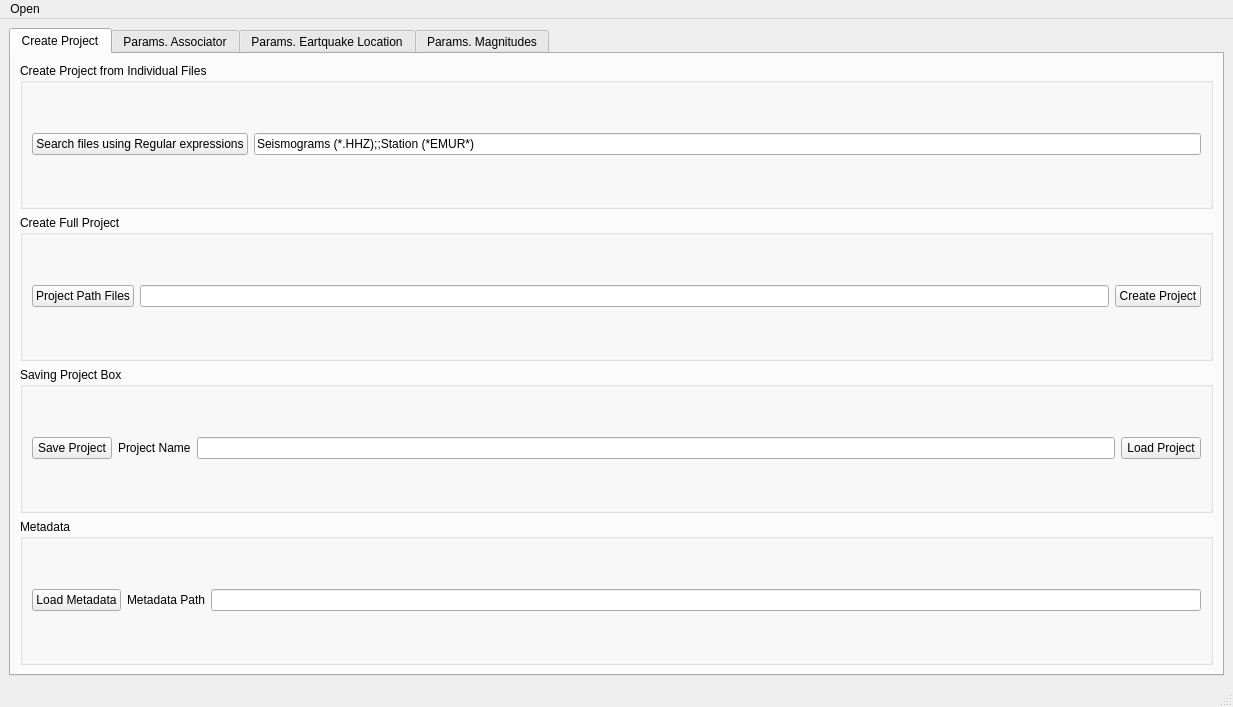
Old version of the form loc_flow_isp/resources/designer_uis/loc_flow.ui in the repository rcabdia/SurfQuake.
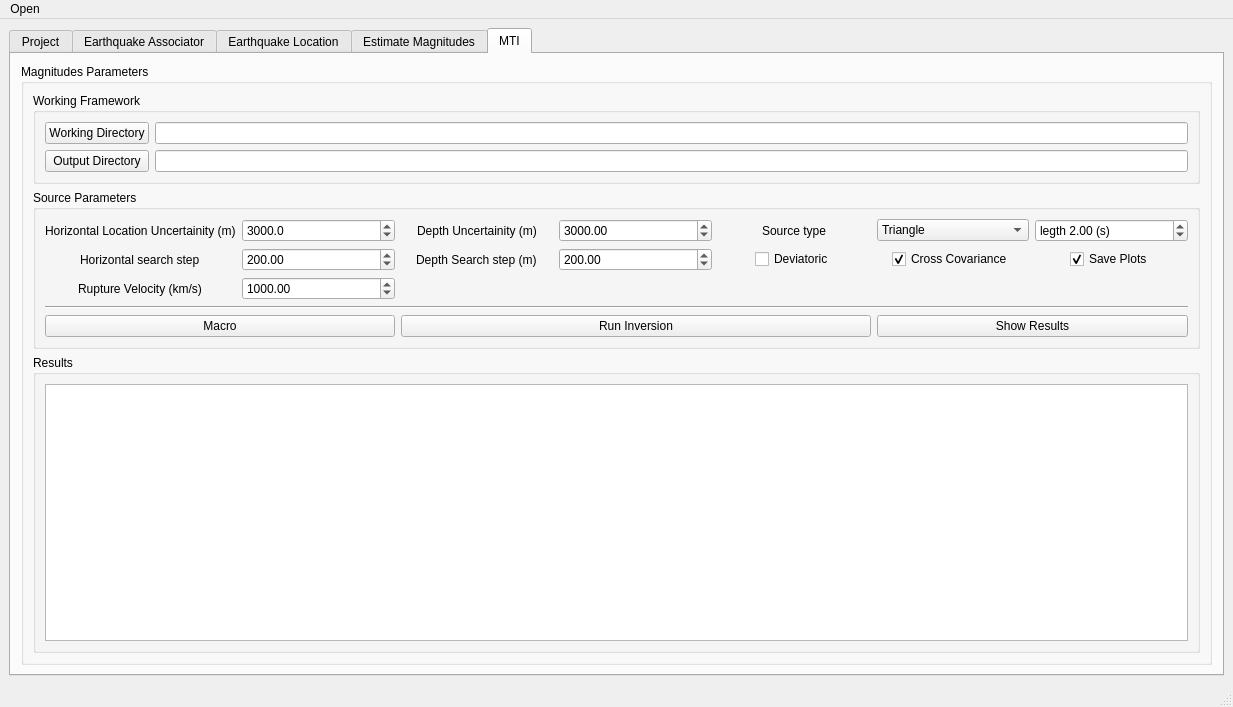
New version of the form. The open tabs and pages were chosen to show the change. Icons and pictures are not drawn.

Commit message: MTI tab initial steps and design

The edit to the form file:
```diff
--- a/loc_flow_isp/resources/designer_uis/loc_flow.ui
+++ b/loc_flow_isp/resources/designer_uis/loc_flow.ui
@@ -32,7 +32,7 @@
       </property>
       <widget class="QWidget" name="tab_4">
        <attribute name="title">
-        <string>Create Project</string>
+        <string>Project</string>
        </attribute>
        <layout class="QVBoxLayout" name="verticalLayout">
         <item>
@@ -162,7 +162,7 @@
       </widget>
       <widget class="QWidget" name="tab">
        <attribute name="title">
-        <string>Params. Associator</string>
+        <string>Earthquake Associator</string>
        </attribute>
        <layout class="QVBoxLayout" name="verticalLayout_3">
         <item>
@@ -584,7 +584,7 @@
       </widget>
       <widget class="QWidget" name="tab_2">
        <attribute name="title">
-        <string>Params. Eartquake Location</string>
+        <string>Earthquake Location</string>
        </attribute>
        <layout class="QVBoxLayout" name="verticalLayout_4">
         <item>
@@ -1168,7 +1168,7 @@
       </widget>
       <widget class="QWidget" name="tab_3">
        <attribute name="title">
-        <string>Params. Magnitudes</string>
+        <string>Estimate Magnitudes</string>
        </attribute>
        <layout class="QVBoxLayout" name="verticalLayout_5">
         <item>
@@ -1494,6 +1494,272 @@
         </item>
        </layout>
       </widget>
+      <widget class="QWidget" name="MTI">
+       <attribute name="title">
+        <string>MTI</string>
+       </attribute>
+       <widget class="QGroupBox" name="groupBox_11">
+        <property name="geometry">
+         <rect>
+          <x>10</x>
+          <y>10</y>
+          <width>1191</width>
+          <height>601</height>
+         </rect>
+        </property>
+        <property name="title">
+         <string>Magnitudes Parameters</string>
+        </property>
+        <layout class="QVBoxLayout" name="verticalLayout_8">
+         <item>
+          <layout class="QGridLayout" name="gridLayout_19">
+           <item row="0" column="0">
+            <widget class="QGroupBox" name="groupBox_17">
+             <property name="title">
+              <string>Working Framework</string>
+             </property>
+             <layout class="QGridLayout" name="gridLayout_20">
+              <item row="1" column="1">
+               <widget class="QLineEdit" name="MTI_output_path"/>
+              </item>
+              <item row="0" column="1">
+               <widget class="QLineEdit" name="mti_working_path"/>
+              </item>
+              <item row="0" column="0">
+               <widget class="QPushButton" name="workingDirectoryMTIBtn">
+                <property name="text">
+                 <string>Working Directory</string>
+                </property>
+               </widget>
+              </item>
+              <item row="1" column="0">
+               <widget class="QPushButton" name="outputDirectoryMTIBtn">
+                <property name="text">
+                 <string>Output Directory</string>
+                </property>
+               </widget>
+              </item>
+             </layout>
+            </widget>
+           </item>
+          </layout>
+         </item>
+         <item>
+          <layout class="QGridLayout" name="gridLayout_21">
+           <item row="0" column="0">
+            <widget class="QGroupBox" name="groupBox_18">
+             <property name="title">
+              <string>Source Parameters</string>
+             </property>
+             <layout class="QGridLayout" name="gridLayout_22">
+              <item row="1" column="3">
+               <widget class="QDoubleSpinBox" name="depthSearchStepMTIDB">
+                <property name="maximum">
+                 <double>1000.000000000000000</double>
+                </property>
+                <property name="singleStep">
+                 <double>1.000000000000000</double>
+                </property>
+                <property name="value">
+                 <double>200.000000000000000</double>
+                </property>
+               </widget>
+              </item>
+              <item row="1" column="1">
+               <widget class="QDoubleSpinBox" name="HorizontalSeachStepMTIDB">
+                <property name="maximum">
+                 <double>1000.000000000000000</double>
+                </property>
+                <property name="value">
+                 <double>200.000000000000000</double>
+                </property>
+               </widget>
+              </item>
+              <item row="4" column="0" colspan="7">
+               <widget class="Line" name="line_3">
+                <property name="orientation">
+                 <enum>Qt::Horizontal</enum>
+                </property>
+               </widget>
+              </item>
+              <item row="3" column="1">
+               <widget class="QDoubleSpinBox" name="ruptureVelMTIDB">
+                <property name="maximum">
+                 <double>5000.000000000000000</double>
+                </property>
+                <property name="value">
+                 <double>1000.000000000000000</double>
+                </property>
+               </widget>
+              </item>
+              <item row="3" column="0" alignment="Qt::AlignHCenter">
+               <widget class="QLabel" name="label_43">
+                <property name="toolTip">
+                 <string>S-wave average radiation pattern coefficient</string>
+                </property>
+                <property name="text">
+                 <string>Rupture Velocity (km/s)</string>
+                </property>
+               </widget>
+              </item>
+              <item row="0" column="4" alignment="Qt::AlignHCenter">
+               <widget class="QLabel" name="label_41">
+                <property name="text">
+                 <string>Source type</string>
+                </property>
+               </widget>
+              </item>
+              <item row="5" column="0" colspan="2">
+               <widget class="QPushButton" name="macroMITBtn">
+                <property name="text">
+                 <string>Macro</string>
+                </property>
+               </widget>
+              </item>
+              <item row="1" column="2" alignment="Qt::AlignHCenter">
+               <widget class="QLabel" name="label_40">
+                <property name="text">
+                 <string>Depth Search step (m)</string>
+                </property>
+               </widget>
+              </item>
+              <item row="1" column="6" alignment="Qt::AlignHCenter">
+               <widget class="QCheckBox" name="checkBox_3">
+                <property name="text">
+                 <string>Save Plots</string>
+                </property>
+                <property name="checked">
+                 <bool>true</bool>
+                </property>
+               </widget>
+              </item>
+              <item row="0" column="5">
+               <widget class="QComboBox" name="sourceTypeCB">
+                <item>
+                 <property name="text">
+                  <string>Triangle</string>
+                 </property>
+                </item>
+               </widget>
+              </item>
+              <item row="0" column="1">
+               <widget class="QDoubleSpinBox" name="HorizontalLocUncertainityMTIDB">
+                <property name="suffix">
+                 <string/>
+                </property>
+                <property name="decimals">
+                 <number>1</number>
+                </property>
+                <property name="maximum">
+                 <double>15000.000000000000000</double>
+                </property>
+                <property name="value">
+                 <double>3000.000000000000000</double>
+                </property>
+               </widget>
+              </item>
+              <item row="0" column="0" alignment="Qt::AlignHCenter">
+               <widget class="QLabel" name="label_47">
+                <property name="text">
+                 <string>Horizontal Location Uncertainity (m)</string>
+                </property>
+               </widget>
+              </item>
+              <item row="1" column="0" alignment="Qt::AlignHCenter">
+               <widget class="QLabel" name="label_44">
+                <property name="text">
+                 <string>Horizontal search step</string>
+                </property>
+               </widget>
+              </item>
+              <item row="5" column="5" colspan="2">
+               <widget class="QPushButton" name="showResultsBtn">
+                <property name="text">
+                 <string>Show Results</string>
+                </property>
+               </widget>
+              </item>
+              <item row="0" column="6">
+               <widget class="QDoubleSpinBox" name="sourceTypeLenthgMTIDB">
+                <property name="prefix">
+                 <string>legth </string>
+                </property>
+                <property name="suffix">
+                 <string> (s)</string>
+                </property>
+                <property name="value">
+                 <double>2.000000000000000</double>
+                </property>
+               </widget>
+              </item>
+              <item row="0" column="3">
+               <widget class="QDoubleSpinBox" name="depthUncertainityMTIDB">
+                <property name="maximum">
+                 <double>15000.000000000000000</double>
+                </property>
+                <property name="value">
+                 <double>3000.000000000000000</double>
+                </property>
+               </widget>
+              </item>
+              <item row="5" column="2" colspan="3">
+               <widget class="QPushButton" name="runInversionMTIBtn">
+                <property name="text">
+                 <string>Run Inversion</string>
+                </property>
+               </widget>
+              </item>
+              <item row="0" column="2" alignment="Qt::AlignHCenter">
+               <widget class="QLabel" name="label_39">
+                <property name="text">
+                 <string>Depth Uncertainity (m)</string>
+                </property>
+               </widget>
+              </item>
+              <item row="1" column="4" alignment="Qt::AlignHCenter">
+               <widget class="QCheckBox" name="checkBox_2">
+                <property name="text">
+                 <string>Deviatoric</string>
+                </property>
+                <property name="checked">
+                 <bool>false</bool>
+                </property>
+               </widget>
+              </item>
+              <item row="1" column="5" alignment="Qt::AlignHCenter">
+               <widget class="QCheckBox" name="checkBox">
+                <property name="text">
+                 <string>Cross Covariance</string>
+                </property>
+                <property name="checked">
+                 <bool>true</bool>
+                </property>
+               </widget>
+              </item>
+             </layout>
+            </widget>
+           </item>
+          </layout>
+         </item>
+         <item>
+          <layout class="QGridLayout" name="gridLayout_25">
+           <item row="0" column="0">
+            <widget class="QGroupBox" name="groupBox_21">
+             <property name="title">
+              <string>Results</string>
+             </property>
+             <layout class="QGridLayout" name="gridLayout_26">
+              <item row="0" column="0">
+               <widget class="QPlainTextEdit" name="automagnitudesText_2"/>
+              </item>
+             </layout>
+            </widget>
+           </item>
+          </layout>
+         </item>
+        </layout>
+       </widget>
+      </widget>
      </widget>
     </item>
    </layout>
```
Left out of the diff: 2 changed lines with no effect on the pictures. The commit also changes 9 other files.
